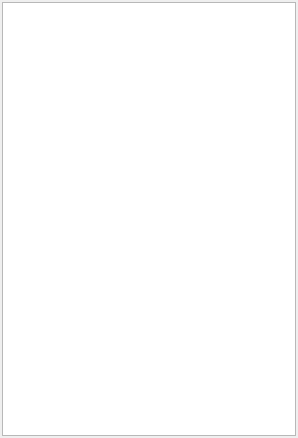
First picture: the form in qteditor/QtEditor/assetbrowser.ui, repository nem0/LumixEngine, before the edit.
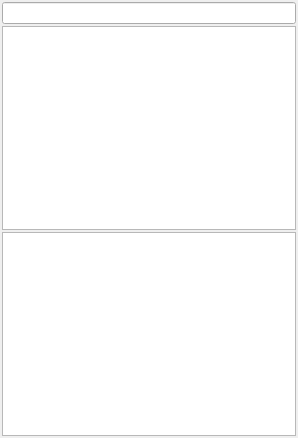
Second picture: the form after the edit.

Commit message: asset browser - search

What changed in the file:
```diff
--- a/qteditor/QtEditor/assetbrowser.ui
+++ b/qteditor/QtEditor/assetbrowser.ui
@@ -16,7 +16,7 @@
   <widget class="QWidget" name="dockWidgetContents">
    <layout class="QVBoxLayout" name="verticalLayout">
     <property name="spacing">
-     <number>9</number>
+     <number>2</number>
     </property>
     <property name="leftMargin">
      <number>2</number>
@@ -30,6 +30,9 @@
     <property name="bottomMargin">
      <number>2</number>
     </property>
+    <item>
+     <widget class="QLineEdit" name="searchInput"/>
+    </item>
     <item>
      <widget class="QTreeView" name="treeView">
       <property name="editTriggers">
@@ -52,6 +55,13 @@
       </attribute>
      </widget>
     </item>
+    <item>
+     <widget class="QListWidget" name="listWidget">
+      <property name="dragEnabled">
+       <bool>true</bool>
+      </property>
+     </widget>
+    </item>
    </layout>
   </widget>
  </widget>
```
The commit also changes 3 other files.
